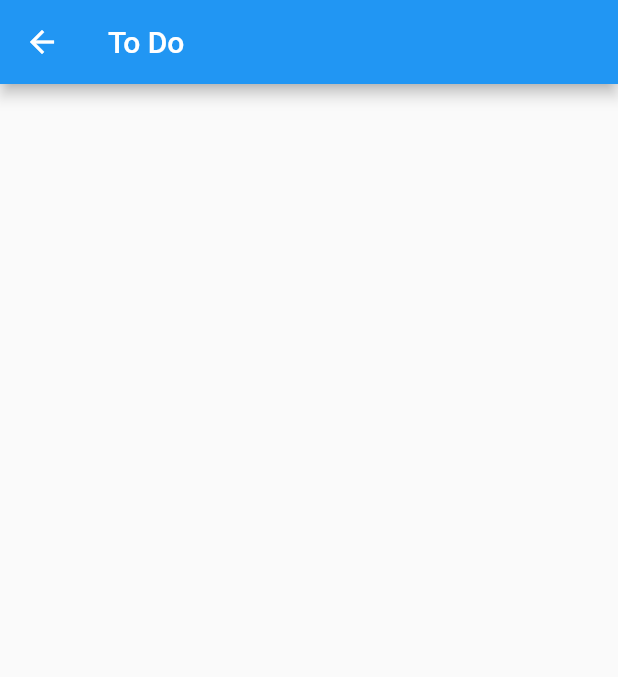
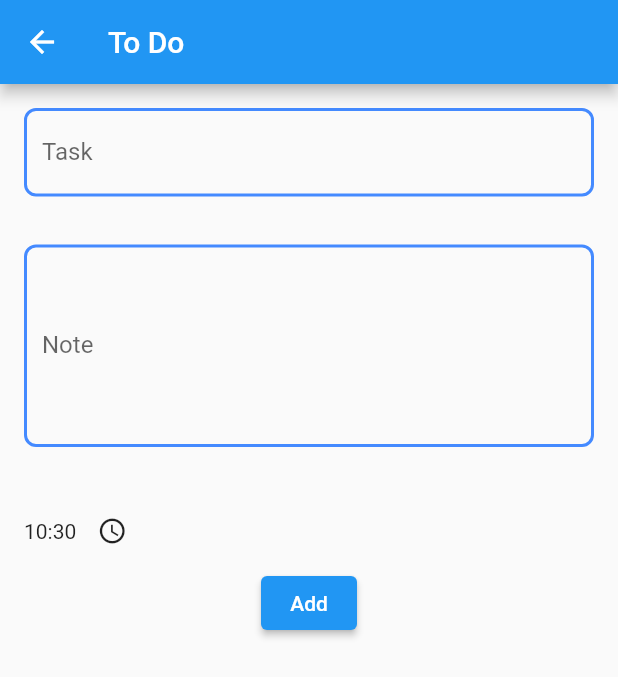
Before and after one commit to MayMyatNoe3010/to_do, a Flutter app: the screen it shows after launch, after a tap on the "add" icon, on a phone screen of 412 x 824 dp. Shown: the top 677 px of the screen. Run offline on Flutter 3.47's test engine with Material 2 defaults, Android fonts, the phone set to English and light mode, and no system bars.

Commit message:
Add NewTaskPage

```diff
--- a/lib/provider/to_do_task_provider.dart
+++ b/lib/provider/to_do_task_provider.dart
@@ -29,4 +29,6 @@ class ToDoTaskProvider extends BasePresenter implements Home{
     // TODO: implement getToDoList
     throw UnimplementedError();
   }
+
+
 }
--- /dev/null
+++ b/lib/res/styles.dart
@@ -0,0 +1,23 @@
+
+
+import 'package:flutter/material.dart';
+
+class Styles{
+  static TextStyle getStringDeco(bool isComplete){
+    if(isComplete) {
+      return TextStyle(decoration: TextDecoration.lineThrough);
+    }else{
+      return TextStyle(decoration: TextDecoration.none);
+    }
+  }
+
+  static OutlineInputBorder getOutlineBorder(Color color){
+    return OutlineInputBorder(
+      borderRadius: BorderRadius.circular(8.0),
+      borderSide: BorderSide(
+        color: color,
+        width: 2.0,
+      ),
+    );
+  }
+}
--- a/lib/ui/pages/home_page.dart
+++ b/lib/ui/pages/home_page.dart
@@ -1,15 +1,15 @@
 import 'package:flutter/material.dart';
-import 'package:flutter/widgets.dart';
 import 'package:provider/provider.dart';
 import 'package:to_do/provider/to_do_task_provider.dart';
 import 'package:to_do/route_manager.dart';
 import 'package:to_do/ui/pages/view/home_view.dart';
 
+import '../../domain/model/to_do.dart';
 import '../../provider/base/api_state_wrapper.dart';
 import '../widgets/home_list_view_widget.dart';
 import 'new_task_page.dart';
 
-class HomePage extends StatelessWidget implements HomeView{
+class HomePage extends StatelessWidget implements HomeView {
   const HomePage({super.key});
 
   @override
@@ -18,38 +18,47 @@ class HomePage extends StatelessWidget implements HomeView{
       body: SafeArea(
         child: getConsumer(context),
       ),
-
       floatingActionButton: FloatingActionButton(
-        onPressed: (){
+        onPressed: () {
           goToNewTaskPage(context);
         },
         tooltip: 'AddNewTodo',
         child: const Icon(Icons.add),
       ),
-
     );
   }
 
   getConsumer(BuildContext context) {
-    return Consumer<ToDoTaskProvider>(builder: (context, vm, child){
-      switch(vm.todoAPIState.apiState){
-        case APIState.idle: return getHomeWidget();
-        case APIState.loading: return showLoading(context);
-        case APIState.error: return showError(context);
-        default: return getHomeWidget();
+    return Consumer<ToDoTaskProvider>(builder: (context, vm, child) {
+      switch (vm.todoAPIState.apiState) {
+        case APIState.idle:
+          return getHomeWidget(vm);
+        case APIState.loading:
+          return showLoading(context);
+        case APIState.error:
+          return showError(context);
+        default:
+          return getHomeWidget(vm);
       }
     });
   }
 
-  getHomeWidget(){
-    return HomeListViewWidget(todoList: [],);
-
+  getHomeWidget(ToDoTaskProvider vm) {
+    List<ToDo> todoList = [];
+    todoList.add(ToDo('task', 'note', 'time', true));
+    todoList.add(ToDo('task', 'note', 'time', false));
+    return Padding(
+      padding: const EdgeInsets.all(8.0),
+      child: Column(
+        children: [
+          Text('Date'),
+          HomeListViewWidget(
+            todoList: todoList//vm.todoAPIState.data as List<ToDo>,
+          ),
+        ],
+      ),
+    );
   }
-
-
-
-
-
 
   @override
   void goToNewTaskPage(BuildContext context) {
@@ -71,4 +80,5 @@ class HomePage extends StatelessWidget implements HomeView{
   @override
   void editTask(BuildContext context) {
     // TODO: implement editTask
-  }}
+  }
+}
--- a/lib/ui/pages/new_task_page.dart
+++ b/lib/ui/pages/new_task_page.dart
@@ -1,7 +1,15 @@
 import 'package:flutter/material.dart';
+import 'package:to_do/res/styles.dart';
 
-class NewTaskPage extends StatelessWidget {
+class NewTaskPage extends StatefulWidget {
+  @override
+  State<StatefulWidget> createState() => _NewTaskPageState();
+}
 
+class _NewTaskPageState extends State<NewTaskPage> {
+  final TextEditingController tecTask = TextEditingController();
+  final TextEditingController tecNote = TextEditingController();
+  TimeOfDay selectedTime = TimeOfDay.now();
   @override
   Widget build(BuildContext context) {
     return Scaffold(
@@ -9,8 +17,75 @@ class NewTaskPage extends StatelessWidget {
         title: Text('To Do'),
       ),
       body: SafeArea(
-        child: Center(),
+        child: Padding(
+          padding: EdgeInsets.all(16),
+          child: Column(
+            mainAxisAlignment: MainAxisAlignment.start,
+            crossAxisAlignment: CrossAxisAlignment.start,
+            children: [
+              TextField(
+                controller: tecTask,
+                decoration: InputDecoration(
+                  hintText: "Enter Task",
+                  labelText: "Task",
+                  fillColor: Colors.white,
+                  focusedBorder: Styles.getOutlineBorder(Colors.blue),
+                  enabledBorder: Styles.getOutlineBorder(Colors.blueAccent),
+                  errorBorder: Styles.getOutlineBorder(Colors.red),
+                ),
+              ),
+              SizedBox(
+                height: 32,
+              ),
+              TextField(
+                controller: tecNote,
+                keyboardType: TextInputType.multiline,
+                maxLines: 5,
+                decoration: InputDecoration(
+                  hintText: "Enter Note",
+                  labelText: "Note",
+                  fillColor: Colors.white,
+                  focusedBorder: Styles.getOutlineBorder(Colors.blue),
+                  enabledBorder: Styles.getOutlineBorder(Colors.blueAccent),
+                  errorBorder: Styles.getOutlineBorder(Colors.red),
+                ),
+              ),
+              SizedBox(
+                height: 32,
+              ),
+              Row(
+                children: [
+                  Text('${selectedTime.hour}:${selectedTime.minute}'),
+                  IconButton(
+                    onPressed: () {
+                      selectTimeFromTimePicker(context);
+                    },
+                    icon: Icon(Icons.access_time),
+                    iconSize: 20,
+                  ),
+                ],
+              ),
+              Container(
+                alignment: Alignment.bottomCenter,
+                child: ElevatedButton(
+                  onPressed: () {},
+                  child: Text('Add'),
+                ),
+              ),
+            ],
+          ),
+        ),
       ),
     );
   }
+
+  void selectTimeFromTimePicker(BuildContext context) async {
+    final TimeOfDay? timeOfDay =
+        await showTimePicker(context: context, initialTime: selectedTime);
+    if (timeOfDay != null && timeOfDay != selectedTime) {
+      setState(() {
+        selectedTime = timeOfDay;
+      });
+    }
+  }
 }
--- a/lib/ui/widgets/home_list_view_widget.dart
+++ b/lib/ui/widgets/home_list_view_widget.dart
@@ -1,6 +1,9 @@
+import 'dart:developer';
+
 import 'package:flutter/material.dart';
 
 import '../../domain/model/to_do.dart';
+import '../../res/styles.dart';
 
 class HomeListViewWidget extends StatelessWidget {
   List<ToDo> todoList;
@@ -11,22 +14,23 @@ class HomeListViewWidget extends StatelessWidget {
 
   @override
   Widget build(BuildContext context) {
-    return
-          ListView.builder(
-              itemCount: todoList.length,
-              itemBuilder: (BuildContext context,int index){
-                ToDo todo = todoList[index];
-                return ListTile(
-                  leading: (todo.isComplete)? Icon(Icons.check_circle_outline): Icon(Icons.circle_outlined),
-                  title: Column(
-                    children: [
-                      Text(todo.task),
-                      Text(todo.time as String),
-                    ],
-                  ),
-                );
-              })
+    log('ToDoLength',name: todoList.length.toString());
+    return ListView.builder(
+        shrinkWrap: true,
+        itemCount: todoList.length,
+        itemBuilder: (BuildContext context, int index) {
+          ToDo todo = todoList[index];
+          return Card(
+            child: ListTile(
+              leading: (todo.isComplete)
+                  ? Icon(Icons.check_circle_outline, color: Colors.blue,)
+                  : Icon(Icons.circle_outlined),
+              title:
+                  Text(todo.task,style: Styles.getStringDeco(todo.isComplete), ),
 
-    ;
+
+            ),
+          );
+        });
   }
 }
```
